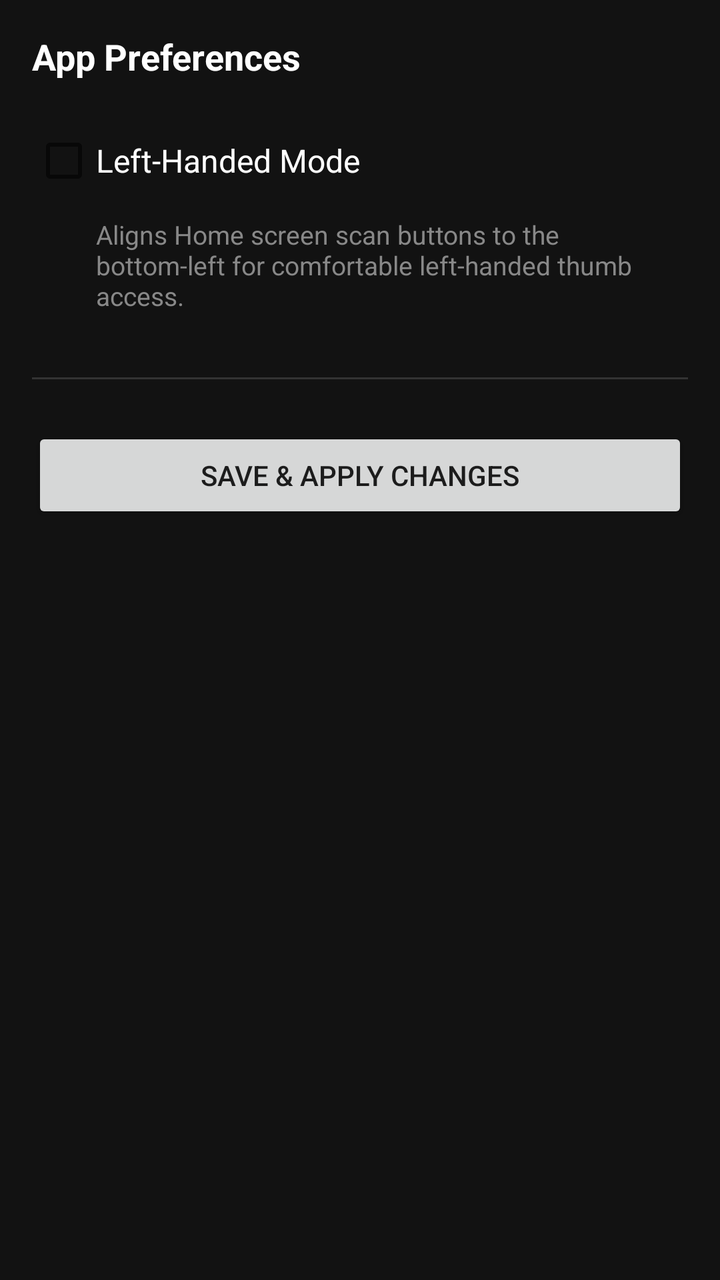
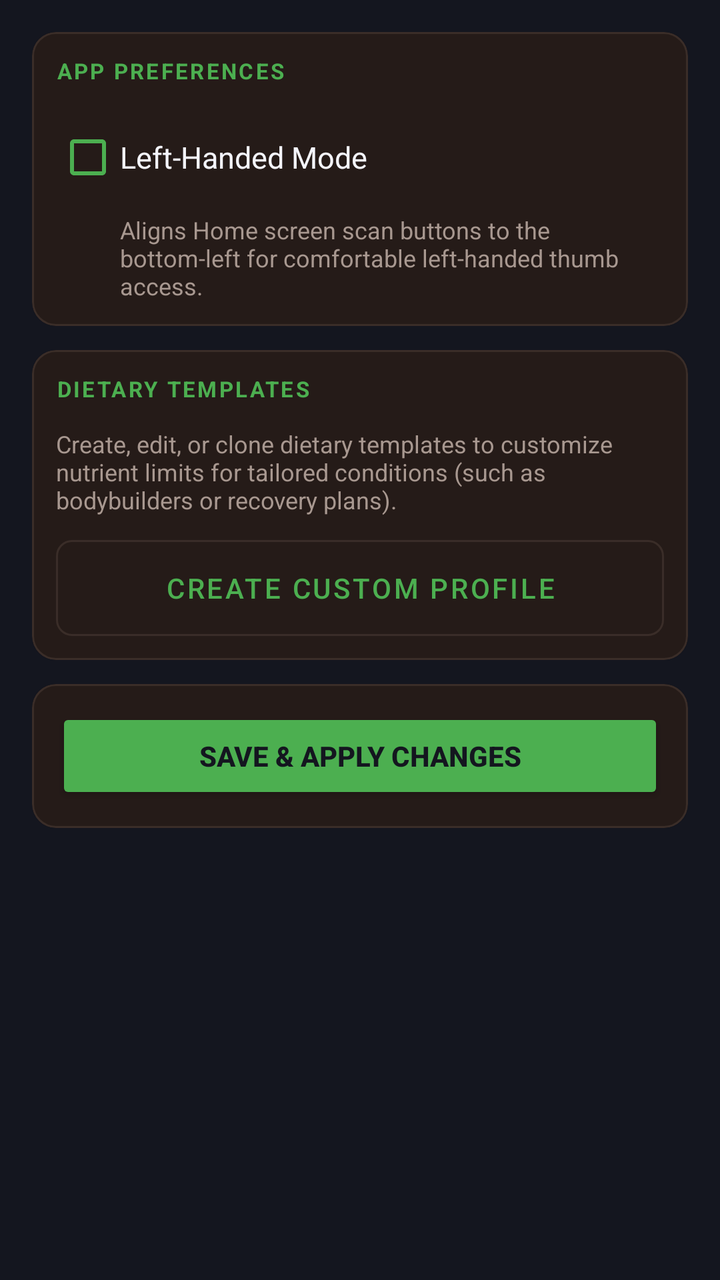

Two renders of the same Android screen: before a commit and after it. Below are the layout's source before the change and the commit's diff.
<!-- AndroidManifest.xml: application theme Theme.LabelScanner -->
<!-- res/layout/activity_settings.xml -->
<?xml version="1.0" encoding="utf-8"?>
<ScrollView xmlns:android="http://schemas.android.com/apk/res/android"
    android:layout_width="match_parent"
    android:layout_height="match_parent"
    android:background="#121212"
    android:padding="16dp">

    <LinearLayout
        android:layout_width="match_parent"
        android:layout_height="wrap_content"
        android:orientation="vertical">

        
        <TextView
            android:layout_width="match_parent"
            android:layout_height="wrap_content"
            android:text="App Preferences"
            android:textSize="18sp"
            android:textStyle="bold"
            android:textColor="@color/white"
            android:layout_marginBottom="16dp"/>

        
        <CheckBox
            android:id="@+id/cb_left_handed"
            android:layout_width="match_parent"
            android:layout_height="wrap_content"
            android:text="Left-Handed Mode"
            android:textColor="@color/white"
            android:textSize="16sp"
            android:layout_marginBottom="4dp"/>

        <TextView
            android:layout_width="match_parent"
            android:layout_height="wrap_content"
            android:text="Aligns Home screen scan buttons to the bottom-left for comfortable left-handed thumb access."
            android:textColor="#888888"
            android:textSize="13sp"
            android:layout_marginStart="32dp"
            android:layout_marginBottom="32dp"/>

        <View
            android:layout_width="match_parent"
            android:layout_height="1dp"
            android:background="#333333"
            android:layout_marginBottom="24dp"/>

        
        <Button
            android:id="@+id/buttonSaveSettings"
            android:layout_width="match_parent"
            android:layout_height="wrap_content"
            android:text="@string/save_apply_changes_txt"
            android:layout_marginBottom="24dp"/>

    </LinearLayout>
</ScrollView>
<!-- resources referenced by this layout -->
<resources>
  <color name="white">#FFFFFFFF</color>
  <string name="save_apply_changes_txt">Save &amp; Apply Changes</string>
  <style name="Theme.LabelScanner" parent="Theme.MaterialComponents.DayNight.NoActionBar">
          
          <item name="bottomNavigationStyle">@style/Widget.LabelScanner.BottomNavigationView</item>
  
          
          <item name="colorPrimary">@color/colorPrimary</item>
          <item name="colorSecondary">@color/colorSecondary</item>
          <item name="colorOnPrimary">@color/white</item>
          <item name="colorOnSecondary">@color/white</item>
  
          
          <item name="colorPrimaryContainer">#2B1F16</item> 
          <item name="colorOnPrimaryContainer">#E5C158</item> 
  
          
          <item name="colorControlHighlight">#40E5C158</item> 
      </style>
  <style name="Widget.LabelScanner.BottomNavigationView" parent="Widget.MaterialComponents.BottomNavigationView">
          <item name="backgroundTint">#2B1F16</item> 
          <item name="itemIconTint">@color/bottom_nav_color_state</item> 
          <item name="itemTextColor">@color/bottom_nav_color_state</item>
      </style>
  <color name="colorPrimary">#E5C158</color>
  <color name="colorSecondary">#2B1F16</color>
</resources>

<!-- the commit's change to res/layout/activity_settings.xml (unified diff, before → after) -->
@@ -1,9 +1,11 @@
 <?xml version="1.0" encoding="utf-8"?>
 <ScrollView xmlns:android="http://schemas.android.com/apk/res/android"
+    xmlns:app="http://schemas.android.com/apk/res-auto"
     android:layout_width="match_parent"
     android:layout_height="match_parent"
-    android:background="#121212"
-    android:padding="16dp">
+    android:background="#14161F"
+    android:padding="16dp"
+    android:fillViewport="true">
 
     <LinearLayout
         android:layout_width="match_parent"
@@ -11,47 +13,133 @@
         android:orientation="vertical">
 
         
-        <TextView
+        <com.google.android.material.card.MaterialCardView
             android:layout_width="match_parent"
             android:layout_height="wrap_content"
-            android:text="App Preferences"
-            android:textSize="18sp"
-            android:textStyle="bold"
-            android:textColor="@color/white"
-            android:layout_marginBottom="16dp"/>
+            app:cardBackgroundColor="#251B18"
+            app:cardCornerRadius="12dp"
+            app:strokeWidth="1dp"
+            app:strokeColor="#3A2D28"
+            android:layout_marginBottom="12dp">
+
+            <LinearLayout
+                android:layout_width="match_parent"
+                android:layout_height="wrap_content"
+                android:orientation="vertical"
+                android:padding="12dp">
+
+                <TextView
+                    android:layout_width="wrap_content"
+                    android:layout_height="wrap_content"
+                    android:text="APP PREFERENCES"
+                    android:textColor="#4CAF50"
+                    android:textSize="11sp"
+                    android:textStyle="bold"
+                    android:letterSpacing="0.1"
+                    android:layout_marginBottom="12dp" />
+
+                
+                <com.google.android.material.checkbox.MaterialCheckBox
+                    android:id="@+id/cb_left_handed"
+                    android:layout_width="match_parent"
+                    android:layout_height="wrap_content"
+                    android:text="Left-Handed Mode"
+                    android:textColor="#F4F5FC"
+                    android:textSize="15sp"
+                    app:buttonTint="#4CAF50"
+                    android:layout_marginBottom="4dp" />
+
+                <TextView
+                    android:layout_width="match_parent"
+                    android:layout_height="wrap_content"
+                    android:text="Aligns Home screen scan buttons to the bottom-left for comfortable left-handed thumb access."
+                    android:textColor="#A89890"
+                    android:textSize="12sp"
+                    android:layout_marginStart="32dp" />
+
+            </LinearLayout>
+        </com.google.android.material.card.MaterialCardView>
 
         
-        <CheckBox
-            android:id="@+id/cb_left_handed"
+        <com.google.android.material.card.MaterialCardView
             android:layout_width="match_parent"
             android:layout_height="wrap_content"
-            android:text="Left-Handed Mode"
-            android:textColor="@color/white"
-            android:textSize="16sp"
-            android:layout_marginBottom="4dp"/>
+            app:cardBackgroundColor="#251B18"
+            app:cardCornerRadius="12dp"
+            app:strokeWidth="1dp"
+            app:strokeColor="#3A2D28"
+            android:layout_marginBottom="12dp">
 
-        <TextView
+            <LinearLayout
+                android:layout_width="match_parent"
+                android:layout_height="wrap_content"
+                android:orientation="vertical"
+                android:padding="12dp">
+
+                <TextView
+                    android:layout_width="wrap_content"
+                    android:layout_height="wrap_content"
+                    android:text="DIETARY TEMPLATES"
+                    android:textColor="#4CAF50"
+                    android:textSize="11sp"
+                    android:textStyle="bold"
+                    android:letterSpacing="0.1"
+                    android:layout_marginBottom="12dp" />
+
+                <TextView
+                    android:layout_width="match_parent"
+                    android:layout_height="wrap_content"
+                    android:text="Create, edit, or clone dietary templates to customize nutrient limits for tailored conditions (such as bodybuilders or recovery plans)."
+                    android:textColor="#A89890"
+                    android:textSize="12sp"
+                    android:layout_marginBottom="12dp" />
+
+                
+                <com.google.android.material.button.MaterialButton
+                    android:id="@+id/btnCreateCustomProfile"
+                    android:layout_width="match_parent"
+                    android:layout_height="wrap_content"
+                    style="@style/Widget.MaterialComponents.Button.OutlinedButton"
+                    android:text="Create Custom Profile"
+                    android:textColor="#4CAF50"
+                    app:strokeColor="#3A2D28"
+                    android:insetTop="0dp"
+                    android:insetBottom="0dp"
+                    app:cornerRadius="8dp" />
+
+            </LinearLayout>
+        </com.google.android.material.card.MaterialCardView>
+
+        
+        <com.google.android.material.card.MaterialCardView
             android:layout_width="match_parent"
             android:layout_height="wrap_content"
-            android:text="Aligns Home screen scan buttons to the bottom-left for comfortable left-handed thumb access."
-            android:textColor="#888888"
-            android:textSize="13sp"
-            android:layout_marginStart="32dp"
-            android:layout_marginBottom="32dp"/>
+            app:cardBackgroundColor="#251B18"
+            app:cardCornerRadius="12dp"
+            app:strokeWidth="1dp"
+            app:strokeColor="#3A2D28"
+            android:layout_marginBottom="16dp">
 
-        <View
-            android:layout_width="match_parent"
-            android:layout_height="1dp"
-            android:background="#333333"
-            android:layout_marginBottom="24dp"/>
+            <LinearLayout
+                android:layout_width="match_parent"
+                android:layout_height="wrap_content"
+                android:orientation="vertical"
+                android:padding="12dp">
 
-        
-        <Button
-            android:id="@+id/buttonSaveSettings"
-            android:layout_width="match_parent"
-            android:layout_height="wrap_content"
-            android:text="@string/save_apply_changes_txt"
-            android:layout_marginBottom="24dp"/>
+                <Button
+                    android:id="@+id/buttonSaveSettings"
+                    android:layout_width="match_parent"
+                    android:layout_height="wrap_content"
+                    android:backgroundTint="#4CAF50"
+                    android:textColor="#14161F"
+                    android:textStyle="bold"
+                    android:text="@string/save_apply_changes_txt"
+                    android:insetTop="0dp"
+                    android:insetBottom="0dp"
+                    app:cornerRadius="8dp" />
+
+            </LinearLayout>
+        </com.google.android.material.card.MaterialCardView>
 
     </LinearLayout>
 </ScrollView>
<!-- resource entries referenced after the edit -->
@@ -1,6 +1,5 @@
 <!-- resources referenced by this layout -->
 <resources>
-  <color name="white">#FFFFFFFF</color>
   <string name="save_apply_changes_txt">Save &amp; Apply Changes</string>
   <style name="Theme.LabelScanner" parent="Theme.MaterialComponents.DayNight.NoActionBar">
           
@@ -26,5 +25,6 @@
       </style>
   <color name="colorPrimary">#E5C158</color>
   <color name="colorSecondary">#2B1F16</color>
+  <color name="white">#FFFFFFFF</color>
 </resources>
 
